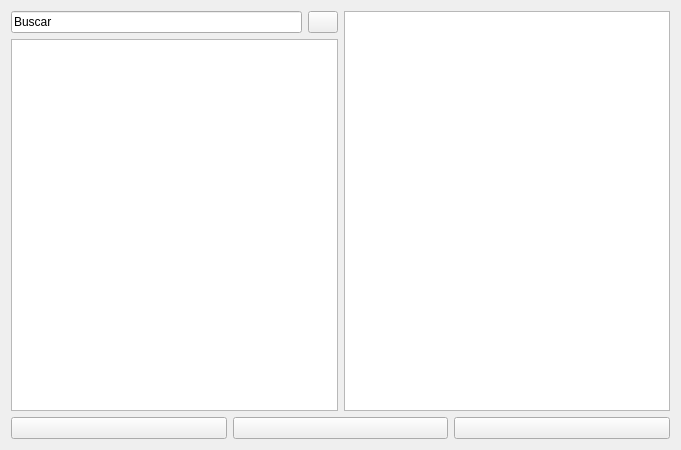
zurdoTSP/droppy, file mainwindow2.ui: the form before one commit.
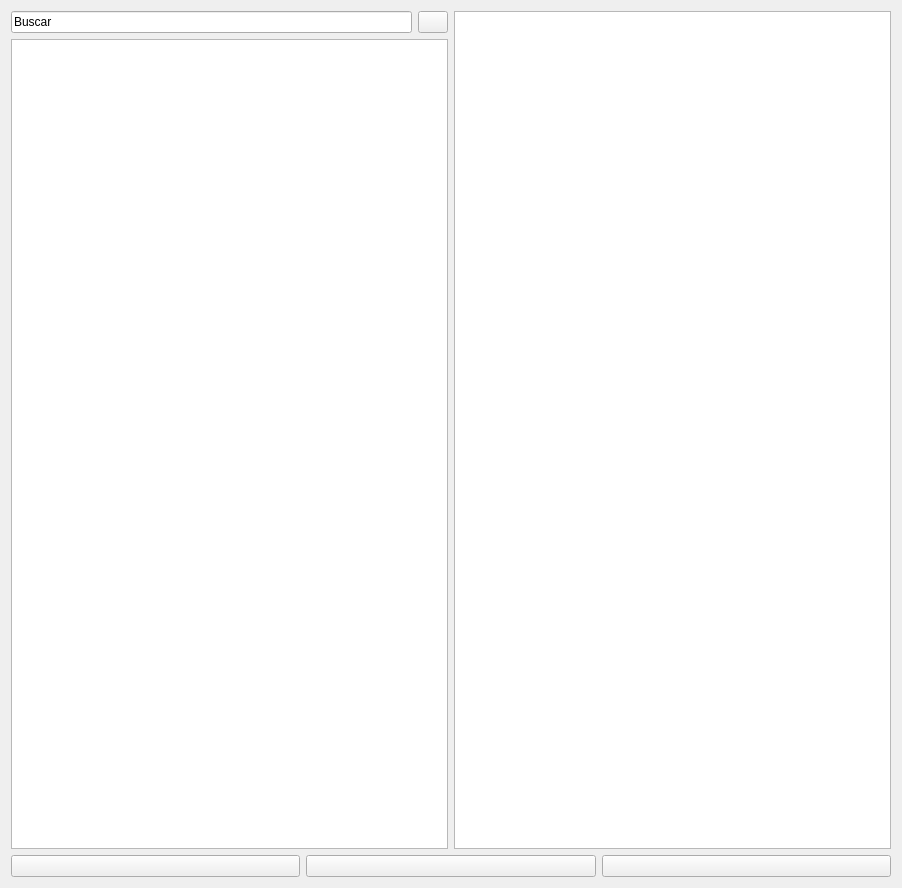
The form after the commit.

What changed in the file:
```diff
--- a/mainwindow2.ui
+++ b/mainwindow2.ui
@@ -6,8 +6,8 @@
    <rect>
     <x>0</x>
     <y>0</y>
-    <width>681</width>
-    <height>450</height>
+    <width>902</width>
+    <height>888</height>
    </rect>
   </property>
   <property name="windowTitle">
```
